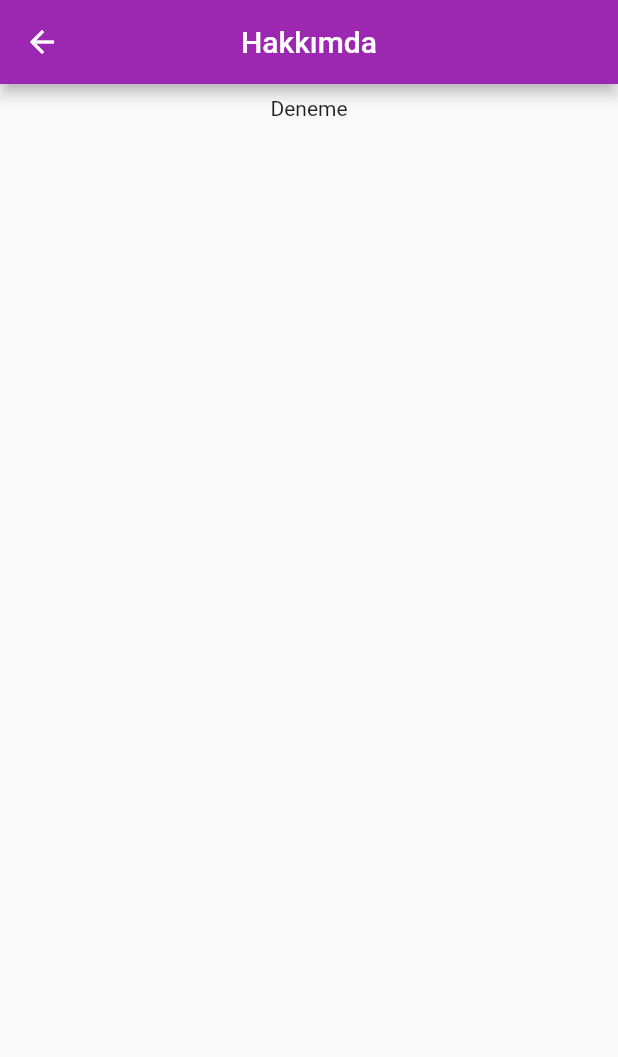
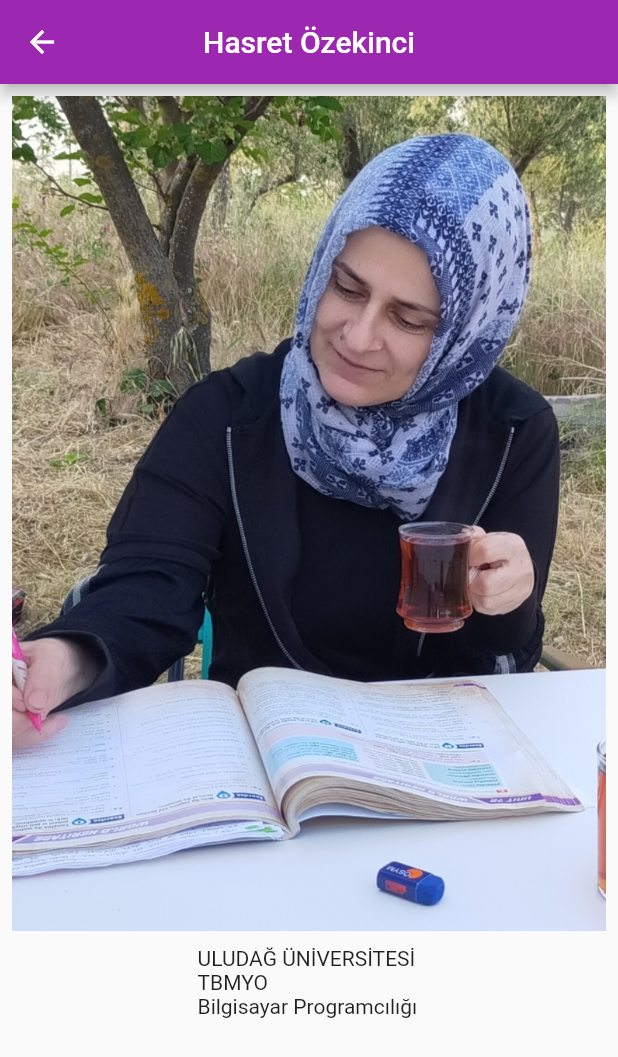
Before and after one commit to HsrtOzknc/MobilProje, a Flutter app: the hakkimda screen opened directly, on a phone screen of 412 x 824 dp. Shown: the top 1057 px of the screen. Run offline on Flutter 3.47's test engine with Material 2 defaults, Android fonts, the phone set to English and light mode, and no system bars.

Commit message:
hakkımda sayfası düzenlendi

```diff
--- a/lib/hakkimda.dart
+++ b/lib/hakkimda.dart
@@ -12,7 +12,7 @@ class _hakkimdaState extends State<hakkimda> {
   Widget build(BuildContext context) {
     return Scaffold(
       appBar: AppBar(
-        title: Text('Hakkımda'),
+        title: Text('Hasret Özekinci'),
         backgroundColor: Colors.purple,
         centerTitle: true,
       ),
@@ -24,7 +24,12 @@ class _hakkimdaState extends State<hakkimda> {
               child: Container(
                 child: Column(
                   children: [
-                    Text('Deneme'),
+                    Image.asset("assets/images/ogrenci.jpg"),
+                    SizedBox(
+                      height: 10,
+                    ),
+                    Text(
+                        'ULUDAĞ ÜNİVERSİTESİ \nTBMYO \nBilgisayar Programcılığı'),
                   ],
                 ),
               ),
```
